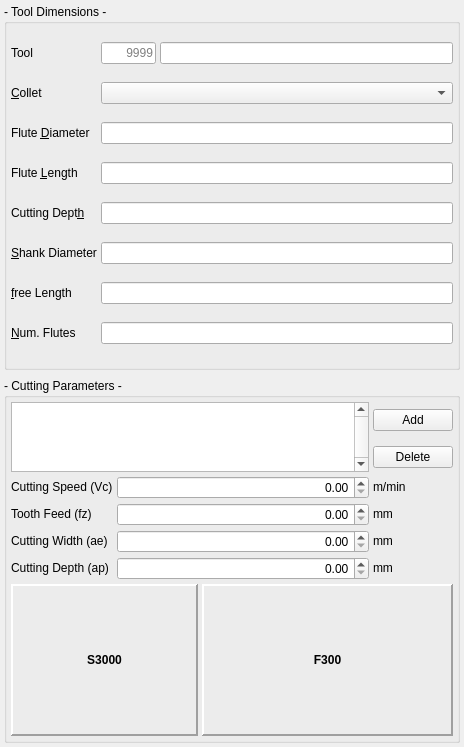
Qt form src/tool.ui (DjangoReinhard/kutecam) before a commit.
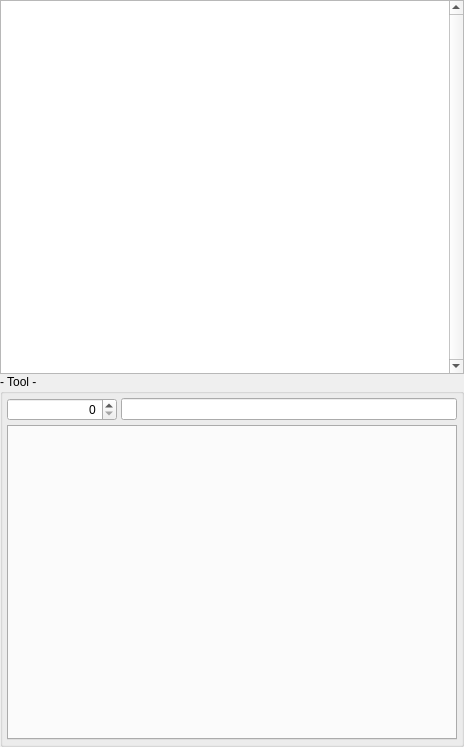
The same form after that commit.

Diff of the .ui file:
```diff
--- a/src/tool.ui
+++ b/src/tool.ui
@@ -15,26 +15,36 @@
   </property>
   <layout class="QVBoxLayout" name="verticalLayout">
    <property name="spacing">
-    <number>8</number>
+    <number>0</number>
    </property>
    <property name="leftMargin">
-    <number>4</number>
+    <number>0</number>
    </property>
    <property name="topMargin">
-    <number>4</number>
+    <number>0</number>
    </property>
    <property name="rightMargin">
-    <number>4</number>
+    <number>0</number>
    </property>
    <property name="bottomMargin">
-    <number>4</number>
+    <number>0</number>
    </property>
+   <item>
+    <widget class="QListView" name="lstTools">
+     <property name="verticalScrollBarPolicy">
+      <enum>Qt::ScrollBarAlwaysOn</enum>
+     </property>
+     <property name="alternatingRowColors">
+      <bool>true</bool>
+     </property>
+    </widget>
+   </item>
    <item>
     <widget class="QGroupBox" name="gpTool">
      <property name="title">
-      <string>- Tool Dimensions -</string>
+      <string>- Tool -</string>
      </property>
-     <layout class="QGridLayout" name="gridLayout" columnstretch="0,0,1">
+     <layout class="QGridLayout" name="gridLayout" columnstretch="0,0,0,0">
       <property name="leftMargin">
        <number>4</number>
       </property>
@@ -50,129 +60,7 @@
       <property name="spacing">
        <number>4</number>
       </property>
-      <item row="7" column="0">
-       <widget class="QLabel" name="label_8">
-        <property name="sizePolicy">
-         <sizepolicy hsizetype="Fixed" vsizetype="Fixed">
-          <horstretch>0</horstretch>
-          <verstretch>0</verstretch>
-         </sizepolicy>
-        </property>
-        <property name="text">
-         <string>&amp;Num. Flutes</string>
-        </property>
-        <property name="buddy">
-         <cstring>numFlutes</cstring>
-        </property>
-       </widget>
-      </item>
-      <item row="2" column="0">
-       <widget class="QLabel" name="label_2">
-        <property name="sizePolicy">
-         <sizepolicy hsizetype="Fixed" vsizetype="Fixed">
-          <horstretch>0</horstretch>
-          <verstretch>0</verstretch>
-         </sizepolicy>
-        </property>
-        <property name="text">
-         <string>Flute &amp;Diameter</string>
-        </property>
-        <property name="buddy">
-         <cstring>fluteDiameter</cstring>
-        </property>
-       </widget>
-      </item>
-      <item row="3" column="0">
-       <widget class="QLabel" name="label_3">
-        <property name="sizePolicy">
-         <sizepolicy hsizetype="Fixed" vsizetype="Fixed">
-          <horstretch>0</horstretch>
-          <verstretch>0</verstretch>
-         </sizepolicy>
-        </property>
-        <property name="text">
-         <string>Flute &amp;Length</string>
-        </property>
-        <property name="buddy">
-         <cstring>fluteLength</cstring>
-        </property>
-       </widget>
-      </item>
-      <item row="0" column="0">
-       <widget class="QLabel" name="label_16">
-        <property name="text">
-         <string>Tool</string>
-        </property>
-       </widget>
-      </item>
-      <item row="4" column="0">
-       <widget class="QLabel" name="label_4">
-        <property name="sizePolicy">
-         <sizepolicy hsizetype="Fixed" vsizetype="Fixed">
-          <horstretch>0</horstretch>
-          <verstretch>0</verstretch>
-         </sizepolicy>
-        </property>
-        <property name="text">
-         <string>Cutting Dept&amp;h</string>
-        </property>
-        <property name="buddy">
-         <cstring>cuttingDepth</cstring>
-        </property>
-       </widget>
-      </item>
-      <item row="5" column="0">
-       <widget class="QLabel" name="label_5">
-        <property name="sizePolicy">
-         <sizepolicy hsizetype="Fixed" vsizetype="Fixed">
-          <horstretch>0</horstretch>
-          <verstretch>0</verstretch>
-         </sizepolicy>
-        </property>
-        <property name="text">
-         <string>&amp;Shank Diameter</string>
-        </property>
-        <property name="margin">
-         <number>0</number>
-        </property>
-        <property name="buddy">
-         <cstring>shankDiameter</cstring>
-        </property>
-       </widget>
-      </item>
-      <item row="1" column="0">
-       <widget class="QLabel" name="label">
-        <property name="sizePolicy">
-         <sizepolicy hsizetype="Fixed" vsizetype="Fixed">
-          <horstretch>0</horstretch>
-          <verstretch>0</verstretch>
-         </sizepolicy>
-        </property>
-        <property name="text">
-         <string>&amp;Collet</string>
-        </property>
-        <property name="buddy">
-         <cstring>cbCollet</cstring>
-        </property>
-       </widget>
-      </item>
-      <item row="6" column="0">
-       <widget class="QLabel" name="label_6">
-        <property name="sizePolicy">
-         <sizepolicy hsizetype="Fixed" vsizetype="Fixed">
-          <horstretch>0</horstretch>
-          <verstretch>0</verstretch>
-         </sizepolicy>
-        </property>
-        <property name="text">
-         <string>&amp;free Length</string>
-        </property>
-        <property name="buddy">
-         <cstring>freeLength</cstring>
-        </property>
-       </widget>
-      </item>
-      <item row="0" column="2">
+      <item row="1" column="1" colspan="3">
        <widget class="QLineEdit" name="toolName">
         <property name="sizePolicy">
          <sizepolicy hsizetype="MinimumExpanding" vsizetype="Fixed">
@@ -185,418 +73,23 @@
         </property>
        </widget>
       </item>
-      <item row="0" column="1">
-       <widget class="QLineEdit" name="toolNum">
-        <property name="sizePolicy">
-         <sizepolicy hsizetype="Fixed" vsizetype="Fixed">
-          <horstretch>0</horstretch>
-          <verstretch>0</verstretch>
-         </sizepolicy>
-        </property>
-        <property name="minimumSize">
-         <size>
-          <width>50</width>
-          <height>0</height>
-         </size>
-        </property>
-        <property name="maximumSize">
-         <size>
-          <width>55</width>
-          <height>16777215</height>
-         </size>
-        </property>
-        <property name="maxLength">
-         <number>4</number>
-        </property>
+      <item row="1" column="0">
+       <widget class="QSpinBox" name="spToolNum">
         <property name="alignment">
          <set>Qt::AlignRight|Qt::AlignTrailing|Qt::AlignVCenter</set>
         </property>
-        <property name="readOnly">
-         <bool>true</bool>
+        <property name="minimum">
+         <number>0</number>
         </property>
-        <property name="placeholderText">
-         <string>9999</string>
-        </property>
-       </widget>
-      </item>
-      <item row="1" column="1" colspan="2">
-       <widget class="QComboBox" name="cbCollet">
-        <property name="sizePolicy">
-         <sizepolicy hsizetype="MinimumExpanding" vsizetype="Fixed">
-          <horstretch>0</horstretch>
-          <verstretch>0</verstretch>
-         </sizepolicy>
-        </property>
-       </widget>
-      </item>
-      <item row="2" column="1" colspan="2">
-       <widget class="QLineEdit" name="fluteDiameter">
-        <property name="sizePolicy">
-         <sizepolicy hsizetype="MinimumExpanding" vsizetype="Fixed">
-          <horstretch>0</horstretch>
-          <verstretch>0</verstretch>
-         </sizepolicy>
-        </property>
-        <property name="alignment">
-         <set>Qt::AlignRight|Qt::AlignTrailing|Qt::AlignVCenter</set>
-        </property>
-       </widget>
-      </item>
-      <item row="3" column="1" colspan="2">
-       <widget class="QLineEdit" name="fluteLength">
-        <property name="sizePolicy">
-         <sizepolicy hsizetype="MinimumExpanding" vsizetype="Fixed">
-          <horstretch>0</horstretch>
-          <verstretch>0</verstretch>
-         </sizepolicy>
-        </property>
-        <property name="alignment">
-         <set>Qt::AlignRight|Qt::AlignTrailing|Qt::AlignVCenter</set>
-        </property>
-       </widget>
-      </item>
-      <item row="4" column="1" colspan="2">
-       <widget class="QLineEdit" name="cuttingDepth">
-        <property name="sizePolicy">
-         <sizepolicy hsizetype="MinimumExpanding" vsizetype="Fixed">
-          <horstretch>0</horstretch>
-          <verstretch>0</verstretch>
-         </sizepolicy>
-        </property>
-        <property name="alignment">
-         <set>Qt::AlignRight|Qt::AlignTrailing|Qt::AlignVCenter</set>
-        </property>
-       </widget>
-      </item>
-      <item row="5" column="1" colspan="2">
-       <widget class="QLineEdit" name="shankDiameter">
-        <property name="sizePolicy">
-         <sizepolicy hsizetype="MinimumExpanding" vsizetype="Fixed">
-          <horstretch>0</horstretch>
-          <verstretch>0</verstretch>
-         </sizepolicy>
-        </property>
-        <property name="alignment">
-         <set>Qt::AlignRight|Qt::AlignTrailing|Qt::AlignVCenter</set>
-        </property>
-       </widget>
-      </item>
-      <item row="6" column="1" colspan="2">
-       <widget class="QLineEdit" name="freeLength">
-        <property name="sizePolicy">
-         <sizepolicy hsizetype="MinimumExpanding" vsizetype="Fixed">
-          <horstretch>0</horstretch>
-          <verstretch>0</verstretch>
-         </sizepolicy>
-        </property>
-        <property name="alignment">
-         <set>Qt::AlignRight|Qt::AlignTrailing|Qt::AlignVCenter</set>
-        </property>
-       </widget>
-      </item>
-      <item row="7" column="1" colspan="2">
-       <widget class="QLineEdit" name="numFlutes">
-        <property name="sizePolicy">
-         <sizepolicy hsizetype="MinimumExpanding" vsizetype="Fixed">
-          <horstretch>0</horstretch>
-          <verstretch>0</verstretch>
-         </sizepolicy>
-        </property>
-        <property name="alignment">
-         <set>Qt::AlignRight|Qt::AlignTrailing|Qt::AlignVCenter</set>
-        </property>
-       </widget>
-      </item>
-     </layout>
-    </widget>
-   </item>
-   <item>
-    <widget class="QGroupBox" name="gpCutting">
-     <property name="font">
-      <font>
-       <weight>50</weight>
-       <bold>false</bold>
-      </font>
-     </property>
-     <property name="title">
-      <string>- Cutting Parameters -</string>
-     </property>
-     <layout class="QGridLayout" name="gridLayout_2" columnstretch="0,1,1,1,0">
-      <property name="leftMargin">
-       <number>4</number>
-      </property>
-      <property name="topMargin">
-       <number>4</number>
-      </property>
-      <property name="rightMargin">
-       <number>4</number>
-      </property>
-      <property name="bottomMargin">
-       <number>4</number>
-      </property>
-      <property name="spacing">
-       <number>4</number>
-      </property>
-      <item row="3" column="0">
-       <widget class="QLabel" name="label_9">
-        <property name="sizePolicy">
-         <sizepolicy hsizetype="Fixed" vsizetype="Fixed">
-          <horstretch>0</horstretch>
-          <verstretch>0</verstretch>
-         </sizepolicy>
-        </property>
-        <property name="text">
-         <string>Cutting Speed (Vc)</string>
-        </property>
-       </widget>
-      </item>
-      <item row="6" column="4">
-       <widget class="QLabel" name="label_15">
-        <property name="sizePolicy">
-         <sizepolicy hsizetype="Fixed" vsizetype="Fixed">
-          <horstretch>0</horstretch>
-          <verstretch>0</verstretch>
-         </sizepolicy>
-        </property>
-        <property name="text">
-         <string>mm</string>
-        </property>
-       </widget>
-      </item>
-      <item row="1" column="4">
-       <widget class="QPushButton" name="pbDel">
-        <property name="text">
-         <string>Delete</string>
-        </property>
-       </widget>
-      </item>
-      <item row="6" column="1" colspan="3">
-       <widget class="QDoubleSpinBox" name="depthOfCut">
-        <property name="sizePolicy">
-         <sizepolicy hsizetype="MinimumExpanding" vsizetype="Minimum">
-          <horstretch>0</horstretch>
-          <verstretch>0</verstretch>
-         </sizepolicy>
-        </property>
-        <property name="alignment">
-         <set>Qt::AlignRight|Qt::AlignTrailing|Qt::AlignVCenter</set>
-        </property>
         <property name="maximum">
-         <double>100.000000000000000</double>
+         <number>9999</number>
         </property>
-        <property name="singleStep">
-         <double>1.000000000000000</double>
-        </property>
        </widget>
       </item>
-      <item row="0" column="4">
-       <widget class="QPushButton" name="pbAdd">
-        <property name="text">
-         <string>Add</string>
-        </property>
-       </widget>
-      </item>
-      <item row="4" column="4">
-       <widget class="QLabel" name="label_11">
-        <property name="sizePolicy">
-         <sizepolicy hsizetype="Fixed" vsizetype="Fixed">
-          <horstretch>0</horstretch>
-          <verstretch>0</verstretch>
-         </sizepolicy>
-        </property>
-        <property name="text">
-         <string>mm</string>
-        </property>
-       </widget>
-      </item>
-      <item row="4" column="1" colspan="3">
-       <widget class="QDoubleSpinBox" name="toothFeed">
-        <property name="sizePolicy">
-         <sizepolicy hsizetype="MinimumExpanding" vsizetype="Minimum">
-          <horstretch>0</horstretch>
-          <verstretch>0</verstretch>
-         </sizepolicy>
-        </property>
-        <property name="alignment">
-         <set>Qt::AlignRight|Qt::AlignTrailing|Qt::AlignVCenter</set>
-        </property>
-        <property name="singleStep">
-         <double>0.010000000000000</double>
-        </property>
-       </widget>
-      </item>
-      <item row="3" column="4">
-       <widget class="QLabel" name="label_7">
-        <property name="sizePolicy">
-         <sizepolicy hsizetype="Fixed" vsizetype="Fixed">
-          <horstretch>0</horstretch>
-          <verstretch>0</verstretch>
-         </sizepolicy>
-        </property>
-        <property name="text">
-         <string>m/min</string>
-        </property>
-       </widget>
-      </item>
-      <item row="6" column="0">
-       <widget class="QLabel" name="label_14">
-        <property name="sizePolicy">
-         <sizepolicy hsizetype="Fixed" vsizetype="Fixed">
-          <horstretch>0</horstretch>
-          <verstretch>0</verstretch>
-         </sizepolicy>
-        </property>
-        <property name="text">
-         <string>Cutting Depth (ap)</string>
-        </property>
-       </widget>
-      </item>
-      <item row="4" column="0">
-       <widget class="QLabel" name="label_10">
-        <property name="sizePolicy">
-         <sizepolicy hsizetype="Fixed" vsizetype="Fixed">
-          <horstretch>0</horstretch>
-          <verstretch>0</verstretch>
-         </sizepolicy>
-        </property>
-        <property name="text">
-         <string>Tooth Feed (fz)</string>
-        </property>
-       </widget>
-      </item>
-      <item row="7" column="0" colspan="2">
-       <widget class="QLabel" name="resSpeed">
-        <property name="sizePolicy">
-         <sizepolicy hsizetype="Preferred" vsizetype="Preferred">
-          <horstretch>0</horstretch>
-          <verstretch>0</verstretch>
-         </sizepolicy>
-        </property>
-        <property name="minimumSize">
-         <size>
-          <width>0</width>
-          <height>50</height>
-         </size>
-        </property>
-        <property name="font">
-         <font>
-          <weight>75</weight>
-          <bold>true</bold>
-         </font>
-        </property>
-        <property name="frameShape">
-         <enum>QFrame::Panel</enum>
-        </property>
-        <property name="frameShadow">
-         <enum>QFrame::Raised</enum>
-        </property>
-        <property name="lineWidth">
-         <number>2</number>
-        </property>
-        <property name="text">
-         <string>S3000</string>
-        </property>
-        <property name="alignment">
-         <set>Qt::AlignCenter</set>
-        </property>
-       </widget>
-      </item>
-      <item row="5" column="4">
-       <widget class="QLabel" name="label_13">
-        <property name="sizePolicy">
-         <sizepolicy hsizetype="Fixed" vsizetype="Fixed">
-          <horstretch>0</horstretch>
-          <verstretch>0</verstretch>
-         </sizepolicy>
-        </property>
-        <property name="text">
-         <string>mm</string>
-        </property>
-       </widget>
-      </item>
-      <item row="5" column="0">
-       <widget class="QLabel" name="label_12">
-        <property name="sizePolicy">
-         <sizepolicy hsizetype="Fixed" vsizetype="Fixed">
-          <horstretch>0</horstretch>
-          <verstretch>0</verstretch>
-         </sizepolicy>
-        </property>
-        <property name="text">
-         <string>Cutting Width (ae)</string>
-        </property>
-       </widget>
-      </item>
-      <item row="7" column="2" colspan="3">
-       <widget class="QLabel" name="resFeed">
-        <property name="sizePolicy">
-         <sizepolicy hsizetype="Preferred" vsizetype="Preferred">
-          <horstretch>0</horstretch>
-          <verstretch>0</verstretch>
-         </sizepolicy>
-        </property>
-        <property name="minimumSize">
-         <size>
-          <width>0</width>
-          <height>50</height>
-         </size>
-        </property>
-        <property name="font">
-         <font>
-          <weight>75</weight>
-          <bold>true</bold>
-         </font>
-        </property>
-        <property name="frameShape">
-         <enum>QFrame::Panel</enum>
-        </property>
-        <property name="frameShadow">
-         <enum>QFrame::Raised</enum>
-        </property>
-        <property name="lineWidth">
-         <number>2</number>
-        </property>
-        <property name="text">
-         <string>F300</string>
-        </property>
-        <property name="alignment">
-         <set>Qt::AlignCenter</set>
-        </property>
-       </widget>
-      </item>
-      <item row="5" column="1" colspan="3">
-       <widget class="QDoubleSpinBox" name="widthOfCut">
-        <property name="sizePolicy">
-         <sizepolicy hsizetype="MinimumExpanding" vsizetype="Minimum">
-          <horstretch>0</horstretch>
-          <verstretch>0</verstretch>
-         </sizepolicy>
-        </property>
-        <property name="alignment">
-         <set>Qt::AlignRight|Qt::AlignTrailing|Qt::AlignVCenter</set>
-        </property>
-        <property name="maximum">
-         <double>200.000000000000000</double>
-        </property>
-       </widget>
-      </item>
-      <item row="3" column="1" colspan="3">
-       <widget class="QDoubleSpinBox" name="cuttingSpeed">
-        <property name="alignment">
-         <set>Qt::AlignRight|Qt::AlignTrailing|Qt::AlignVCenter</set>
-        </property>
-        <property name="maximum">
-         <double>500.000000000000000</double>
-        </property>
-        <property name="singleStep">
-         <double>0.100000000000000</double>
-        </property>
-       </widget>
-      </item>
-      <item row="0" column="0" rowspan="2" colspan="4">
-       <widget class="QListView" name="lstCutParams">
-        <property name="verticalScrollBarPolicy">
-         <enum>Qt::ScrollBarAlwaysOn</enum>
+      <item row="2" column="0" colspan="4">
+       <widget class="QTabWidget" name="notebook">
+        <property name="currentIndex">
+         <number>-1</number>
         </property>
        </widget>
       </item>
```
Left out of the diff: 11 changed lines with no effect on the pictures.
